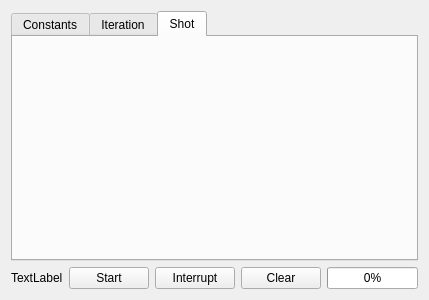
Above: ui/condetrol/condetrol/sequence_widget/sequence_widget.ui from light-scattering-iogs/caqtus before the change. Below: the same form after it.
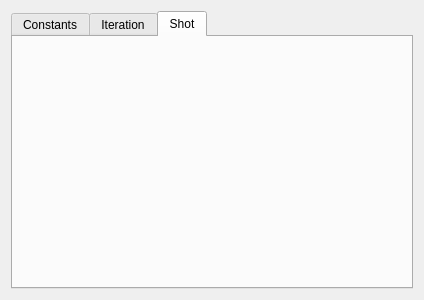
That is the form after the change. The open tabs and pages were chosen to show the change.

Commit message: Remove sequence edit from sequence widget

```diff
--- a/ui/condetrol/condetrol/sequence_widget/sequence_widget.ui
+++ b/ui/condetrol/condetrol/sequence_widget/sequence_widget.ui
@@ -39,45 +39,6 @@
      </widget>
     </widget>
    </item>
-   <item>
-    <layout class="QHBoxLayout" name="horizontalLayout">
-     <item>
-      <widget class="QLabel" name="name_label">
-       <property name="text">
-        <string>TextLabel</string>
-       </property>
-      </widget>
-     </item>
-     <item>
-      <widget class="QPushButton" name="start_button">
-       <property name="text">
-        <string>Start</string>
-       </property>
-      </widget>
-     </item>
-     <item>
-      <widget class="QPushButton" name="interrupt_button">
-       <property name="text">
-        <string>Interrupt</string>
-       </property>
-      </widget>
-     </item>
-     <item>
-      <widget class="QPushButton" name="clear_button">
-       <property name="text">
-        <string>Clear</string>
-       </property>
-      </widget>
-     </item>
-     <item>
-      <widget class="QProgressBar" name="progressBar">
-       <property name="value">
-        <number>0</number>
-       </property>
-      </widget>
-     </item>
-    </layout>
-   </item>
   </layout>
  </widget>
  <resources/>
```
Left out of the diff: 4 changed lines with no effect on the pictures. The commit also changes 2 other files.
